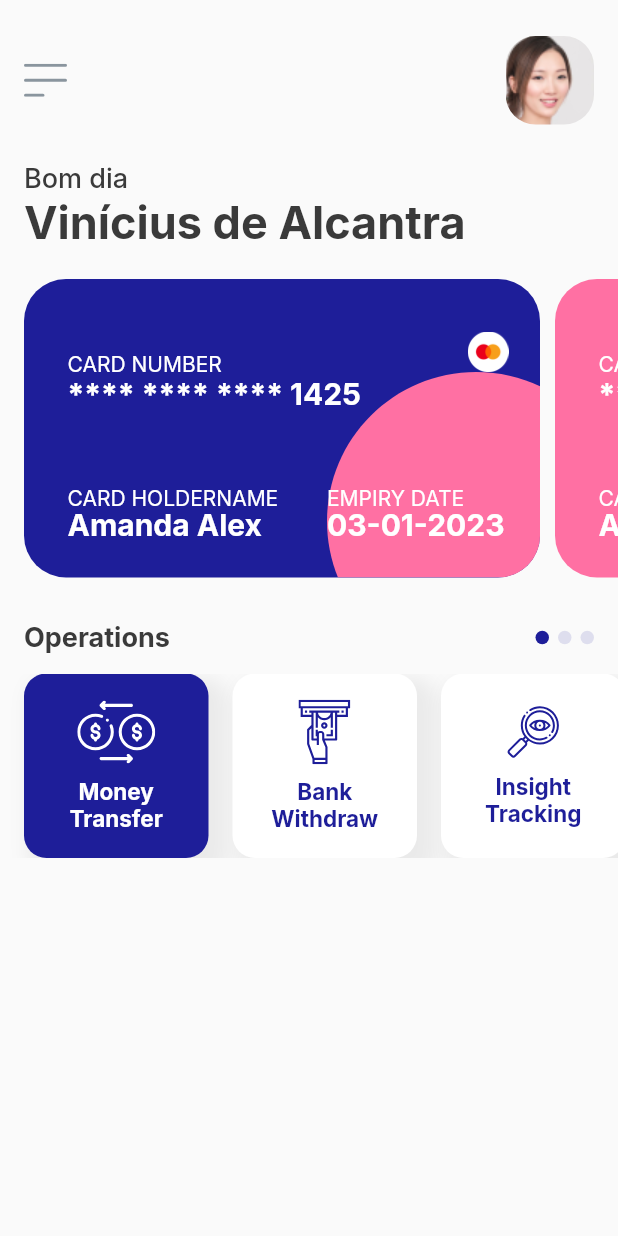
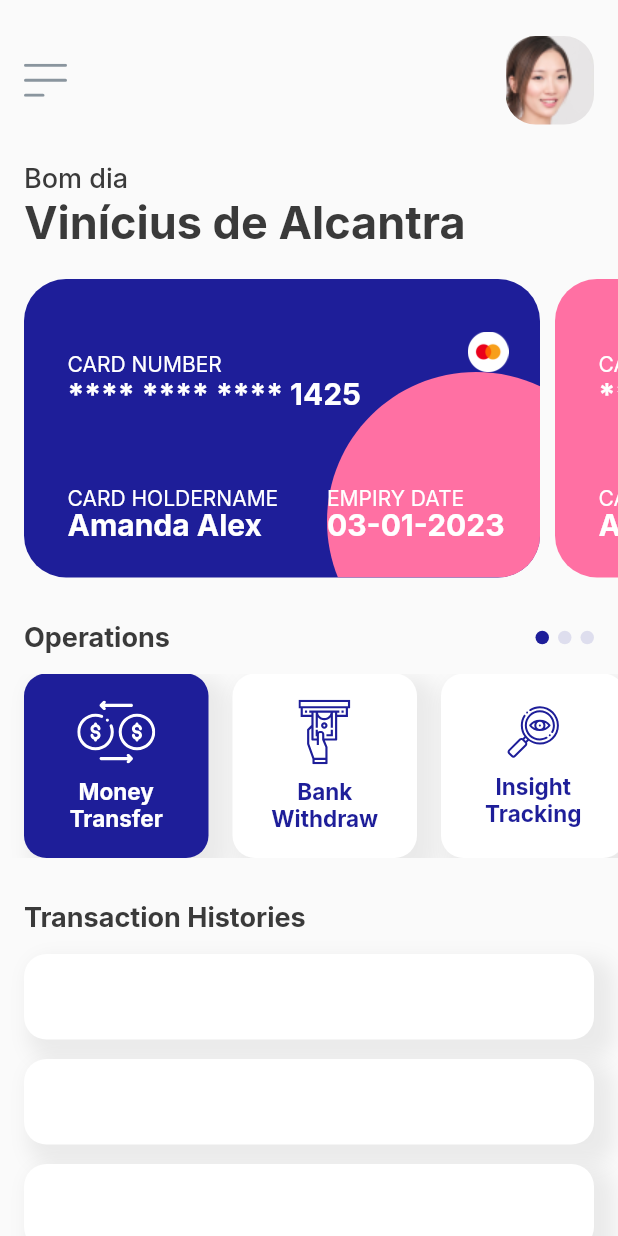
Before and after one commit to Vini03-Alcantra/GerenciadorDeGastos, a Flutter app: the screen it shows after launch, on a phone screen of 412 x 824 dp. Run offline on Flutter 3.47's test engine with Material 2 defaults, Android fonts, the phone set to English and light mode, and no system bars; our stand-ins replace flutter_svg, google_fonts.

Commit message:
Estrututurando transactions Histories

```diff
--- a/lib/views/home_page.dart
+++ b/lib/views/home_page.dart
@@ -4,6 +4,7 @@ import 'package:google_fonts/google_fonts.dart';
 import 'package:moneymanagementcomplex/constants/color_constants.dart';
 import 'package:moneymanagementcomplex/model/card_model.dart';
 import 'package:moneymanagementcomplex/model/operation_model.dart';
+import 'package:moneymanagementcomplex/model/transaction_model.dart';
 
 
 class HomePage extends StatefulWidget {
@@ -222,6 +223,7 @@ class _HomePageState extends State<HomePage> {
             ),
             //Final Operations
 
+            //Cards operations
             Container(
               height: 123,
               child: ListView.builder(
@@ -245,6 +247,44 @@ class _HomePageState extends State<HomePage> {
                   );
                 }
               )
+            ),
+            //Final Card operations
+
+            //Transactio Section
+            Padding(
+              padding: EdgeInsets.only(left: 16, bottom: 13, top: 29, right:10),
+              child: Text(
+                "Transaction Histories",
+                style: GoogleFonts.inter(
+                  fontSize: 18,
+                  fontWeight: FontWeight.w700,
+                  color: kBlackColor
+                )
+              )
+            ),
+            ListView.builder(
+              itemCount: transactions.length,
+              padding: EdgeInsets.only(left: 16, right: 16),
+              shrinkWrap: true,
+              itemBuilder: (context, index){
+                return Container(
+                  height: 57,
+                  margin: EdgeInsets.only(bottom: 13),
+                  padding: EdgeInsets.only(left: 24, top: 12, bottom: 22, right: 22),
+                  decoration: BoxDecoration(
+                    color: kWhiteColor,
+                    borderRadius: BorderRadius.circular(15),
+                    boxShadow: [
+                      BoxShadow(
+                        color: kTenBlackColor,
+                        blurRadius: 10,
+                        spreadRadius: 5,
+                        offset: Offset(8, 8)
+                      )
+                    ]
+                  ),
+                );
+              }
             )
           ],
         )
```
